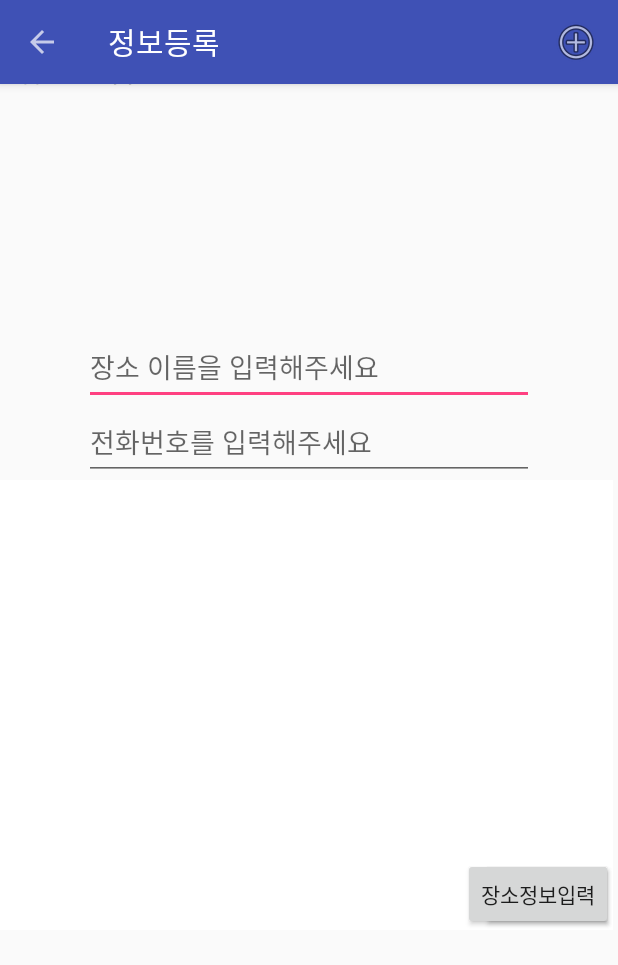
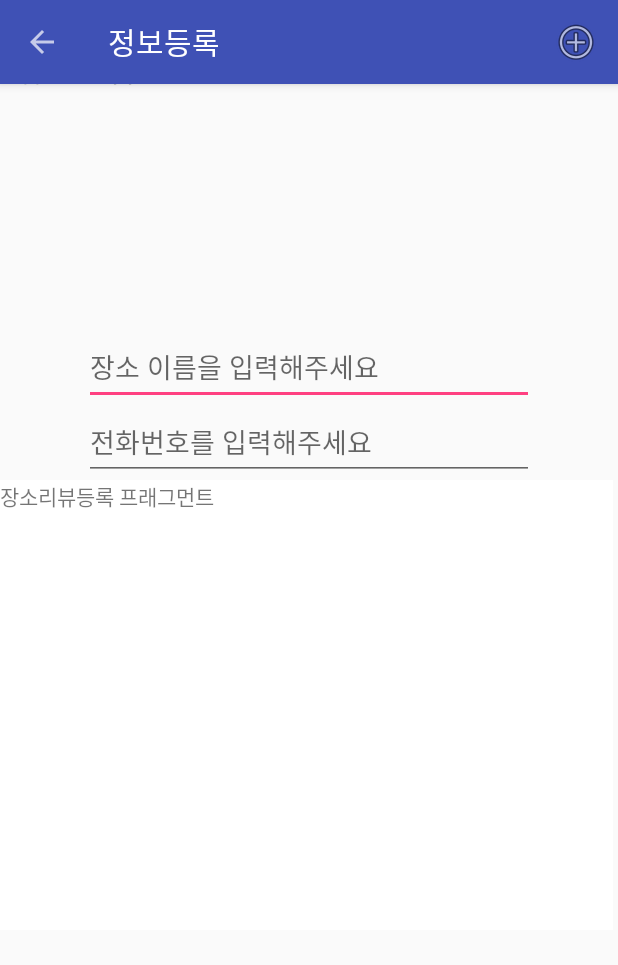
Before and after one commit to 2018bottomUpProject/User-participating-service-apps, an Android app: the fragment AddInfoFragment placed in its activity, after a tap on "리뷰등록", on a phone screen of 412 x 824 dp. Shown: the top 965 px of the screen. Run offline under Robolectric (Android 15) with nearby library versions, the phone set to English and light mode, and no system bars.

Commit message:
Modify fragment layout error
지정한 초기 프래그먼트 레이아웃이 버튼 등의 다른 기능을 가지고 있어서 다른프래그먼트에서도겹쳐져서 나타남. 이는 초기 프래그먼트를 'android:name=~'으로 지정하였기 때문이라고 판단함.
그래서 아무런 기능이 없는 초기 프래그먼트를 하나 더 만들어 수정.

chore https://github.com/2018bottomUpProject/User-participating-service-apps/issues/20

```diff
--- a/UPSA/app/src/main/java/com/project/bottomup/upsa/AddActivity.java
+++ b/UPSA/app/src/main/java/com/project/bottomup/upsa/AddActivity.java
@@ -2,14 +2,14 @@ package com.project.bottomup.upsa;
 
 import android.content.Intent;
 import android.os.Bundle;
+import android.support.v4.app.Fragment;
 import android.support.v4.app.FragmentManager;
+import android.support.v4.app.FragmentTransaction;
 import android.support.v7.app.AppCompatActivity;
 import android.support.v7.widget.Toolbar;
 import android.view.Menu;
 import android.view.MenuInflater;
 import android.view.MenuItem;
-import android.view.View;
-import android.widget.Button;
 
 import com.google.android.gms.maps.CameraUpdateFactory;
 import com.google.android.gms.maps.GoogleMap;
@@ -18,13 +18,18 @@ import com.google.android.gms.maps.SupportMapFragment;
 import com.google.android.gms.maps.model.LatLng;
 import com.google.android.gms.maps.model.MarkerOptions;
 
-public class AddActivity extends AppCompatActivity implements OnMapReadyCallback{
+public class AddActivity extends AppCompatActivity implements OnMapReadyCallback,FragmentReplacable{
     //툴바 생성
     Toolbar toolbar;
     //지도 관리
     protected GoogleMap map;
     double currentlat;
     double currentlng;
+
+    //프래그먼트 관리
+    private Fragment categoryFragment;
+    private Fragment infoFragment;
+    private Fragment reviewFragment;
 
     @Override
         protected void onCreate(Bundle savedInstanceState) {
@@ -50,6 +55,10 @@ public class AddActivity extends AppCompatActivity implements OnMapReadyCallback
             SupportMapFragment mapFragment = (SupportMapFragment) fragmentManager.findFragmentById(R.id.addmap);
             mapFragment.getMapAsync(this);
 
+            categoryFragment = new AddCategoryFragment();
+            infoFragment = new AddInfoFragment();
+            reviewFragment = new AddReviewFragment();
+            setDefaultFragment();
     }
 
     @Override
@@ -84,4 +93,28 @@ public class AddActivity extends AppCompatActivity implements OnMapReadyCallback
         return super.onOptionsItemSelected(item);
     }
 
+    //초기 프래그먼트 설정하는 메서드
+    public void setDefaultFragment() {
+        FragmentTransaction transaction = getSupportFragmentManager().beginTransaction();
+        //첫번째로 보여지는 fragment는 categoryFragment로 설정
+        transaction.add(R.id.childfragment, categoryFragment);
+        transaction.commit();
+    }
+
+    //프래그먼트 변경하는 메서드
+    @Override
+    public void replaceFragment(int fragmentId){
+        FragmentTransaction transaction = getSupportFragmentManager().beginTransaction();
+        if( fragmentId == 2 ) {
+            transaction.replace(R.id.childfragment, infoFragment);
+        }
+        else if( fragmentId == 3 ) {
+            transaction.replace(R.id.childfragment, reviewFragment);
+        }
+        //Back 버튼 클릭 시 이전 프래그먼트로 이동
+        transaction.addToBackStack(null);
+
+        transaction.commit();
+    }
+
 }
--- a/UPSA/app/src/main/java/com/project/bottomup/upsa/AddCategoryFragment.java
+++ b/UPSA/app/src/main/java/com/project/bottomup/upsa/AddCategoryFragment.java
@@ -14,19 +14,22 @@ import android.view.ViewGroup;
 import android.widget.Button;
 
 public class AddCategoryFragment extends Fragment {
+
     @Nullable
     @Override
     public View onCreateView(LayoutInflater inflater, @Nullable ViewGroup container,
                              @Nullable Bundle savedInstanceState) {
         // Inflate the layout for this fragment
         View rootView = inflater.inflate(R.layout.fragment_add_category, container, false);
+        Log.i("AddCategory","OnCreateView");
         Button button1 = (Button) rootView.findViewById(R.id.button1);
         button1.setOnClickListener(new View.OnClickListener() {
             @Override
             public void onClick(View view) {
                 //프래그먼트 교체
                 Log.i("AddCategory","button_click");
-                getFragmentManager().beginTransaction().replace(R.id.childfragment, new AddInfoFragment()).commit();
+                ((FragmentReplacable) getActivity()).replaceFragment(2);
+                //getFragmentManager().beginTransaction().replace(R.id.childfragment, new AddInfoFragment()).commit();
             }
         });
 
--- a/UPSA/app/src/main/java/com/project/bottomup/upsa/AddInfoFragment.java
+++ b/UPSA/app/src/main/java/com/project/bottomup/upsa/AddInfoFragment.java
@@ -1,15 +1,13 @@
 package com.project.bottomup.upsa;
 
-import android.content.Context;
-import android.net.Uri;
 import android.os.Bundle;
 import android.support.annotation.Nullable;
 import android.support.v4.app.Fragment;
+import android.util.Log;
 import android.view.LayoutInflater;
 import android.view.View;
 import android.view.ViewGroup;
 import android.widget.Button;
-
 
 public class AddInfoFragment extends Fragment {
     @Nullable
@@ -18,13 +16,15 @@ public class AddInfoFragment extends Fragment {
                              @Nullable Bundle savedInstanceState) {
         // Inflate the layout for this fragment
         View rootView = inflater.inflate(R.layout.fragment_add_info, container, false);
-
+        Log.i("AddInfo","OnCreateView");
         Button button2 = (Button) rootView.findViewById(R.id.button2);
         button2.setOnClickListener(new View.OnClickListener() {
             @Override
             public void onClick(View view) {
                 //프래그먼트 교체
-                getFragmentManager().beginTransaction().replace(R.id.childfragment, new AddReviewFragment()).commit();
+                Log.i("AddInfo","button_click");
+                ((FragmentReplacable) getActivity()).replaceFragment(3);
+                //getFragmentManager().beginTransaction().replace(R.id.childfragment, new AddReviewFragment()).commit();
             }
         });
         return rootView;
--- a/UPSA/app/src/main/java/com/project/bottomup/upsa/AddReviewFragment.java
+++ b/UPSA/app/src/main/java/com/project/bottomup/upsa/AddReviewFragment.java
@@ -5,6 +5,7 @@ import android.net.Uri;
 import android.os.Bundle;
 import android.support.annotation.Nullable;
 import android.support.v4.app.Fragment;
+import android.util.Log;
 import android.view.LayoutInflater;
 import android.view.View;
 import android.view.ViewGroup;
@@ -17,6 +18,7 @@ public class AddReviewFragment extends Fragment {
                              @Nullable Bundle savedInstanceState) {
         // Inflate the layout for this fragment
         View rootView = inflater.inflate(R.layout.fragment_add_review, container, false);
+        Log.i("AddReview","OnCreateView");
         return rootView;
     }
 }
--- /dev/null
+++ b/UPSA/app/src/main/java/com/project/bottomup/upsa/FragmentReplacable.java
@@ -0,0 +1,7 @@
+package com.project.bottomup.upsa;
+
+import java.io.Serializable;
+
+interface FragmentReplacable extends Serializable{
+    public void replaceFragment(int fragmentId);
+}
--- /dev/null
+++ b/UPSA/app/src/main/java/com/project/bottomup/upsa/InitFragment.java
@@ -0,0 +1,17 @@
+package com.project.bottomup.upsa;
+
+import android.os.Bundle;
+import android.support.v4.app.Fragment;
+import android.view.LayoutInflater;
+import android.view.View;
+import android.view.ViewGroup;
+
+
+public class InitFragment extends Fragment {
+    @Override
+    public View onCreateView(LayoutInflater inflater, ViewGroup container,
+                             Bundle savedInstanceState) {
+        // Inflate the layout for this fragment
+        return inflater.inflate(R.layout.fragment_init, container, false);
+    }
+}
--- a/UPSA/app/src/main/res/layout/activity_add.xml
+++ b/UPSA/app/src/main/res/layout/activity_add.xml
@@ -53,7 +53,7 @@
             android:paddingRight="5px" >
 
             <fragment
-                android:name="com.project.bottomup.upsa.AddCategoryFragment"
+                android:name="com.project.bottomup.upsa.InitFragment"
                 android:layout_width="match_parent"
                 android:layout_height="300dip"
                 android:id="@+id/childfragment"
--- a/UPSA/app/src/main/res/layout/fragment_add_review.xml
+++ b/UPSA/app/src/main/res/layout/fragment_add_review.xml
@@ -3,7 +3,7 @@
     xmlns:tools="http://schemas.android.com/tools"
     android:layout_width="match_parent"
     android:layout_height="match_parent"
-    android:background="@android:color/holo_red_light"
+    android:background="#FFFFFF"
     tools:context=".AddReviewFragment">
 
     <!-- TODO: Update blank fragment layout -->
--- /dev/null
+++ b/UPSA/app/src/main/res/layout/fragment_init.xml
@@ -0,0 +1,7 @@
+<?xml version="1.0" encoding="utf-8"?>
+<FrameLayout xmlns:android="http://schemas.android.com/apk/res/android"
+    xmlns:tools="http://schemas.android.com/tools"
+    android:layout_width="match_parent"
+    android:layout_height="match_parent"
+    tools:context=".InitFragment">
+</FrameLayout>
```
